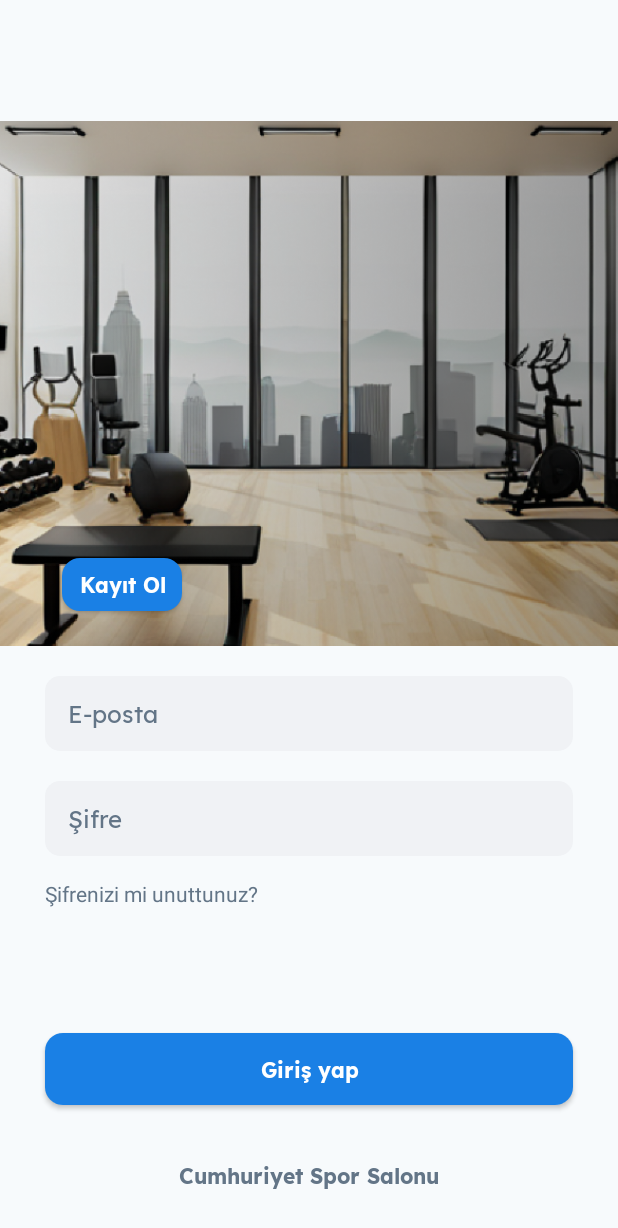
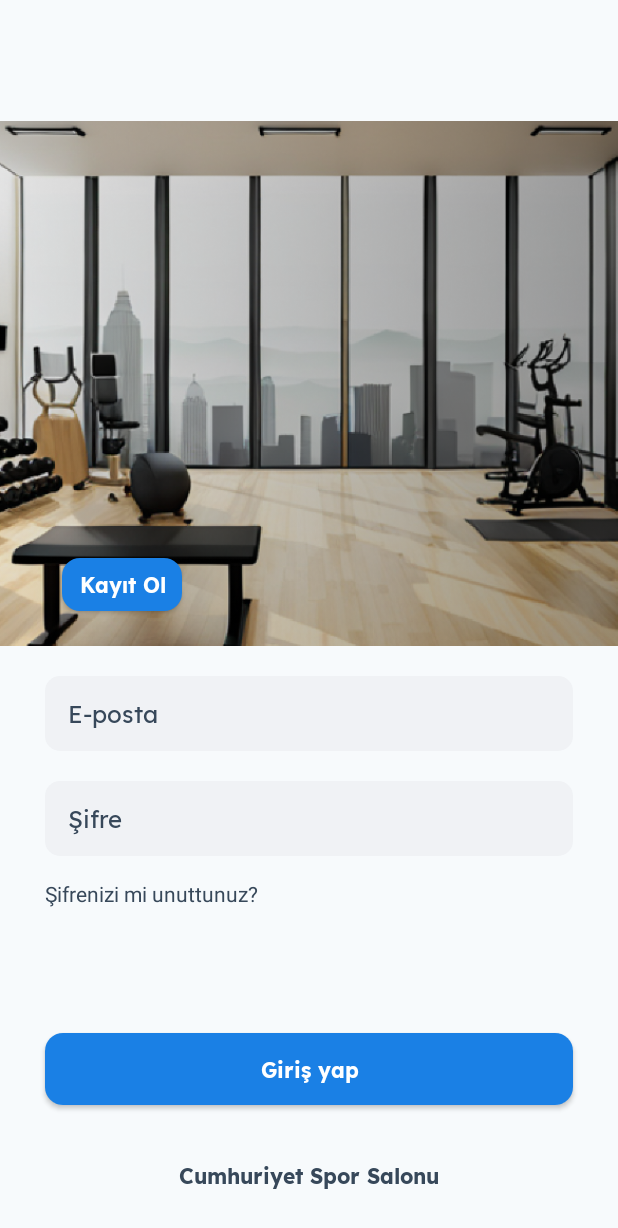
Before and after one commit to batuhanerdem/CumhuriyetSporSalonu, an Android app: the screen it shows after launch (AuthActivity), on a phone screen of 412 x 824 dp. Shown: the top 1228 px of the screen. Run offline under Robolectric (Android 15) with nearby library versions, the phone set to English and light mode, and no system bars; our stand-ins replace Dagger/Hilt's generated code, Firebase (no records; nobody signed in at launch, a user with empty details on screens opened directly); libraries missing offline, so code that uses them is left out: com.irozon.sneaker.

Commit message:
color adjustment

```diff
--- a/app/src/main/res/drawable/color_navbar_colors.xml
+++ b/app/src/main/res/color/bottom_bar_icon_color.xml
@@ -1,9 +1,4 @@
-<!-- res/color/bottom_nav_colors.xml -->
-
 <selector xmlns:android="http://schemas.android.com/apk/res/android">
-
     <item android:color="@color/selected_color" android:state_checked="true" />
-
     <item android:color="@color/unselected_color" />
-
 </selector>
--- a/app/src/main/res/layout/activity_main.xml
+++ b/app/src/main/res/layout/activity_main.xml
@@ -28,7 +28,7 @@
         app:itemActiveIndicatorStyle="@style/App.Custom.Indicator"
         app:itemBackground="@null"
         app:itemIconSize="27dp"
-        app:itemIconTint="@drawable/color_navbar_colors"
+        app:itemIconTint="@color/bottom_bar_icon_color"
         app:layout_constraintBottom_toBottomOf="parent"
         app:layout_constraintEnd_toEndOf="parent"
         app:layout_constraintHorizontal_bias="0.0"
--- a/app/src/main/res/values/colors.xml
+++ b/app/src/main/res/values/colors.xml
@@ -4,7 +4,7 @@
     <color name="white">#FFFFFFFF</color>
     <color name="main_background">#F7FAFC</color>
     <color name="light_gray">#F0F2F5</color>
-    <color name="dark_gray">#637587</color>
+    <color name="dark_gray">#37485A</color>
     <color name="dark_blue">#4F7396</color>
     <color name="light_blue">#1A80E5</color>
     <color name="custom_black">#0D141C</color>
```
